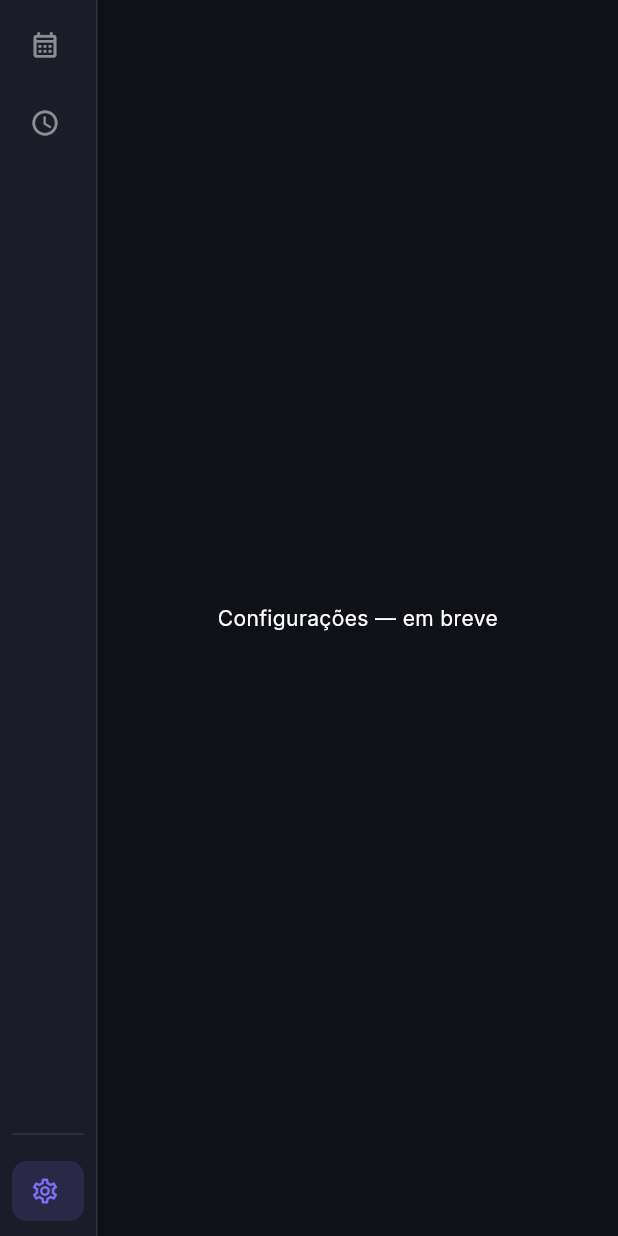
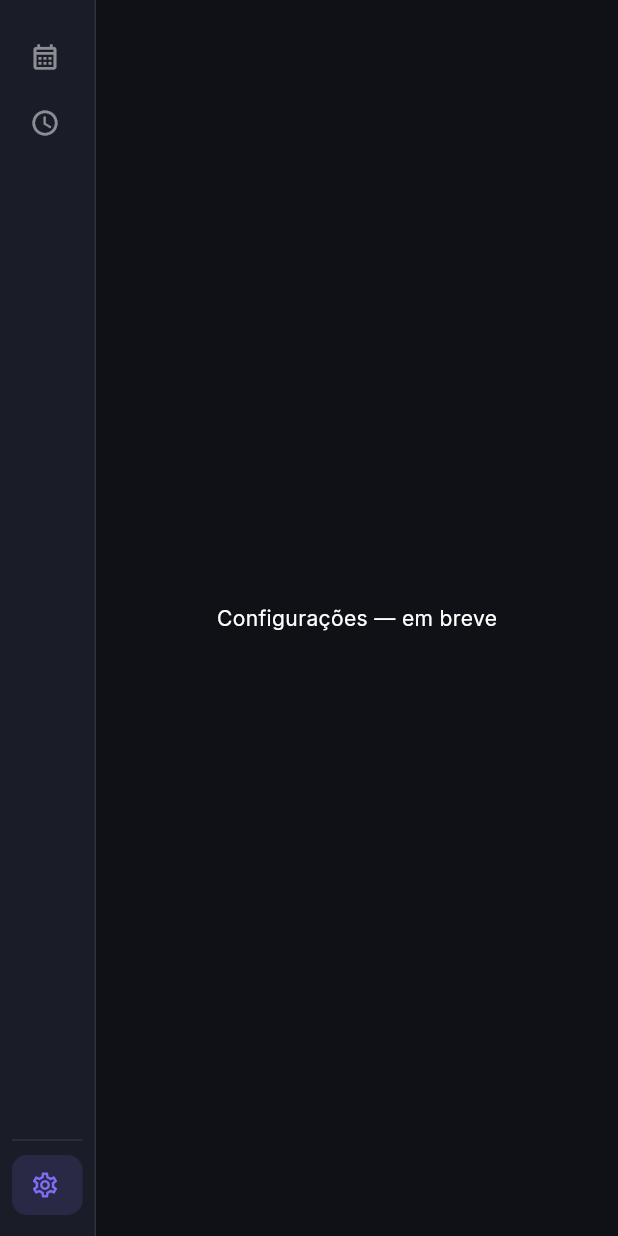
Before and after one commit to vitordmfonseca-jpg/projeto-tarefas, a Flutter app: the screen it shows after launch, after a tap on the "arrow back" icon, after a tap on "Configurações", on a phone screen of 412 x 824 dp. Run offline on Flutter 3.47's test engine with Material 3 defaults, Android fonts, the light colour scheme and no system bars; our stand-ins replace sqflite_common_ffi; missing offline and left inert: window_manager; accounts and stored records are empty.

Commit message:
chore: ajuste na sidebar

```diff
--- a/lib/core/ui_components/calendario/custom_calendario_widget.dart
+++ b/lib/core/ui_components/calendario/custom_calendario_widget.dart
@@ -56,9 +56,15 @@ class _CustomCalendarioWidgetState extends State<CustomCalendarioWidget> {
               child: Row(
                 mainAxisAlignment: MainAxisAlignment.spaceBetween,
                 children: [
-                  IconButton(
-                    onPressed: () => _viewModel.mesAnterior(),
-                    icon: Icon(Icons.arrow_back, color: colorScheme.onPrimary),
+                  Padding(
+                    padding: const EdgeInsets.only(right: 32.0),
+                    child: IconButton(
+                      onPressed: () => _viewModel.mesAnterior(),
+                      icon: Icon(
+                        Icons.arrow_back,
+                        color: colorScheme.onPrimary,
+                      ),
+                    ),
                   ),
                   Text(
                     '${_viewModel.mesAtual.formataMesPt().toUpperCase()} - ${_viewModel.mesAtual.year}',
--- a/lib/core/ui_components/sidebar/sidebar_widget.dart
+++ b/lib/core/ui_components/sidebar/sidebar_widget.dart
@@ -4,11 +4,13 @@ import 'package:tarefas_calendario/core/ui_components/sidebar/sidebar_item_widge
 class SidebarWidget extends StatefulWidget {
   final int indiceSelecionado;
   final void Function(int) onItemSelecionado;
+  final void Function(bool) onExpandida;
 
   const SidebarWidget({
     super.key,
     required this.indiceSelecionado,
     required this.onItemSelecionado,
+    required this.onExpandida,
   });
 
   @override
@@ -19,22 +21,27 @@ class _SidebarWidgetState extends State<SidebarWidget> {
   bool _expandida = false;
 
   static const _larguraExpandida = 200.0;
-  static const _larguraRecolhida = 65.0;
+  static const _larguraRecolhida = 64.0;
 
   static const _itens = [
     (icone: Icons.calendar_month_outlined, label: 'Calendário'),
     (icone: Icons.access_time_outlined, label: 'Timesheet'),
   ];
 
+  void _setExpandida(bool valor) {
+    setState(() => _expandida = valor);
+    widget.onExpandida(valor);
+  }
+
   @override
   Widget build(BuildContext context) {
     final colorScheme = Theme.of(context).colorScheme;
 
     return MouseRegion(
-      onEnter: (_) => setState(() => _expandida = true),
-      onExit: (_) => setState(() => _expandida = false),
+      onEnter: (_) => _setExpandida(true),
+      onExit: (_) => _setExpandida(false),
       child: AnimatedContainer(
-        duration: const Duration(milliseconds: 300),
+        duration: const Duration(milliseconds: 200),
         curve: Curves.easeInOut,
         width: _expandida ? _larguraExpandida : _larguraRecolhida,
         decoration: BoxDecoration(
@@ -45,14 +52,12 @@ class _SidebarWidgetState extends State<SidebarWidget> {
             ),
           ),
         ),
-        // ClipRect evita overflow durante a animação
-        child: Padding(
-          padding: const EdgeInsets.symmetric(vertical: 8.0),
+        child: ClipRect(
           child: Column(
             crossAxisAlignment: CrossAxisAlignment.start,
-            spacing: 8.0,
             children: [
-              // Itens principais
+              const SizedBox(height: 16),
+
               ..._itens.asMap().entries.map(
                 (e) => SidebarItemWidget(
                   icone: e.value.icone,
@@ -71,7 +76,6 @@ class _SidebarWidgetState extends State<SidebarWidget> {
                 color: colorScheme.outline.withValues(alpha: 0.1),
               ),
 
-              // Configurações no rodapé
               SidebarItemWidget(
                 icone: Icons.settings_outlined,
                 label: 'Configurações',
@@ -79,6 +83,8 @@ class _SidebarWidgetState extends State<SidebarWidget> {
                 expandida: _expandida,
                 onTap: () => widget.onItemSelecionado(2),
               ),
+
+              const SizedBox(height: 12),
             ],
           ),
         ),
--- a/lib/features/home/presentation/home_page.dart
+++ b/lib/features/home/presentation/home_page.dart
@@ -15,6 +15,9 @@ class HomePage extends StatefulWidget {
 
 class _HomePageState extends State<HomePage> {
   int _indiceSelecionado = 0;
+  bool _sidebarExpandida = false;
+
+  static const double _larguraSidebarRecolhida = 64.0;
 
   @override
   Widget build(BuildContext context) {
@@ -22,13 +25,10 @@ class _HomePageState extends State<HomePage> {
 
     return Scaffold(
       backgroundColor: colorScheme.surface,
-      body: Row(
+      body: Stack(
         children: [
-          SidebarWidget(
-            indiceSelecionado: _indiceSelecionado,
-            onItemSelecionado: (i) => setState(() => _indiceSelecionado = i),
-          ),
-          Expanded(
+          Positioned.fill(
+            left: _larguraSidebarRecolhida,
             child: IndexedStack(
               index: _indiceSelecionado,
               children: [
@@ -38,6 +38,27 @@ class _HomePageState extends State<HomePage> {
               ],
             ),
           ),
+
+          Positioned.fill(
+            left: _larguraSidebarRecolhida,
+            child: IgnorePointer(
+              child: AnimatedOpacity(
+                opacity: _sidebarExpandida ? 0.3 : 0.0,
+                duration: const Duration(milliseconds: 200),
+                child: ColoredBox(color: Colors.black),
+              ),
+            ),
+          ),
+
+          Align(
+            alignment: Alignment.centerLeft,
+            child: SidebarWidget(
+              indiceSelecionado: _indiceSelecionado,
+              onItemSelecionado: (i) => setState(() => _indiceSelecionado = i),
+              onExpandida: (expandida) =>
+                  setState(() => _sidebarExpandida = expandida),
+            ),
+          ),
         ],
       ),
     );
--- a/lib/features/tarefas/presentation/widgets/dialog_adicionar_tarefa.dart
+++ b/lib/features/tarefas/presentation/widgets/dialog_adicionar_tarefa.dart
@@ -136,7 +136,7 @@ class _DialogAdicionarTarefaState extends State<DialogAdicionarTarefa> {
                   decoration: inputDecoration.copyWith(
                     labelText: 'Descrição (opcional)',
                   ),
-                  maxLines: 2,
+                  maxLines: 6,
                 ),
                 const SizedBox(height: 12),
                 Row(
--- a/lib/features/tarefas/presentation/widgets/painel_tarefas_widget.dart
+++ b/lib/features/tarefas/presentation/widgets/painel_tarefas_widget.dart
@@ -52,7 +52,12 @@ class PainelTarefasWidget extends StatelessWidget {
       context: context,
       builder: (_) => AlertDialog(
         title: const Text('Excluir tarefa'),
-        content: Text('Deseja excluir "${tarefa.titulo}"?'),
+        content: ConstrainedBox(
+          constraints: BoxConstraints(
+            maxWidth: MediaQuery.of(context).size.width * .5,
+          ),
+          child: Text('Deseja excluir "${tarefa.titulo}"?'),
+        ),
         actions: [
           TextButton(
             onPressed: () => Navigator.pop(context, false),
@@ -135,20 +140,29 @@ class PainelTarefasWidget extends StatelessWidget {
                           ],
                         ),
                       ),
-                      if (vm.tarefas.isNotEmpty)
-                        Container(
+
+                      SizedBox(
+                        height: 52,
+                        child: Visibility(
+                          visible: vm.tarefas.isNotEmpty,
+                          child: Container(
                             padding: const EdgeInsets.symmetric(
                               horizontal: 12,
                               vertical: 6,
                             ),
                             decoration: BoxDecoration(
-                            color: colorScheme.primary.withValues(alpha: 0.12),
+                              color: colorScheme.primary.withValues(
+                                alpha: 0.12,
+                              ),
                               borderRadius: BorderRadius.circular(8),
                               border: Border.all(
-                              color: colorScheme.primary.withValues(alpha: 0.4),
+                                color: colorScheme.primary.withValues(
+                                  alpha: 0.4,
+                                ),
                               ),
                             ),
                             child: Column(
+                              mainAxisSize: MainAxisSize.min,
                               children: [
                                 Text(
                                   vm.totalFormatadoDia,
@@ -168,6 +182,8 @@ class PainelTarefasWidget extends StatelessWidget {
                                   ),
                                 ),
                               ],
+                            ),
+                          ),
                         ),
                       ),
                     ],
@@ -254,7 +270,7 @@ class PainelTarefasWidget extends StatelessWidget {
                               mainAxisAlignment: MainAxisAlignment.spaceBetween,
                               children: [
                                 Text(
-                                  'Meta do dia',
+                                  'Horas diárias',
                                   style: TextStyle(
                                     fontSize: 11,
                                     fontWeight: FontWeight.w600,
--- a/pubspec.yaml
+++ b/pubspec.yaml
@@ -16,7 +16,7 @@ publish_to: "none" # Remove this line if you wish to publish to pub.dev
 # https://developer.apple.com/library/archive/documentation/General/Reference/InfoPlistKeyReference/Articles/CoreFoundationKeys.html
 # In Windows, build-name is used as the major, minor, and patch parts
 # of the product and file versions while build-number is used as the build suffix.
-version: 1.0.5+1
+version: 1.0.6+1
 
 environment:
   sdk: ^3.10.1
```
Also changed, not shown: 1 other file. Lines whose indentation alone changed are shown as unchanged.
